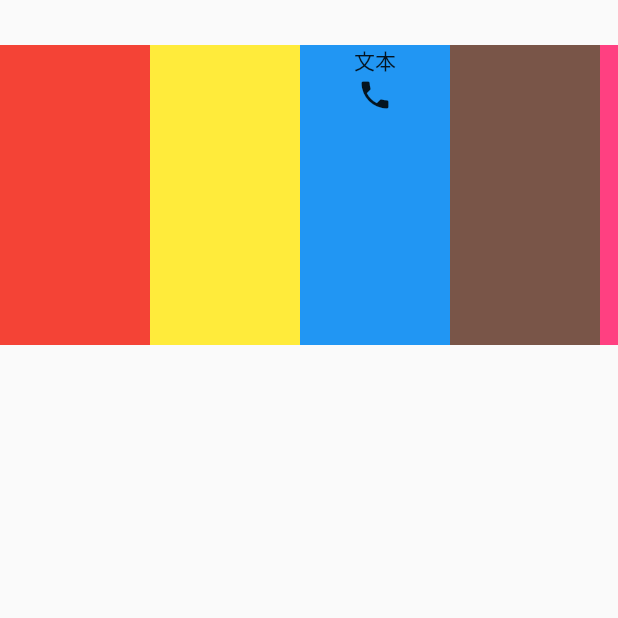
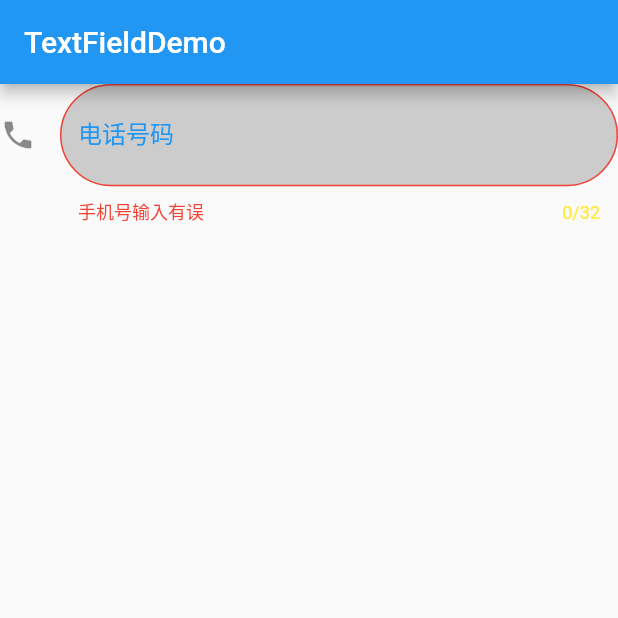
Before and after one commit to zhq573524642/FlutterDemo, a Flutter app: the screen it shows after launch, on a phone screen of 412 x 824 dp, the top half of it. Run offline on Flutter 3.47's test engine with Material 2 defaults, Android fonts, the phone set to English and light mode, and no system bars.

Commit message:
add:{day2:更换学习渠道}

```diff
--- a/lib/main.dart
+++ b/lib/main.dart
@@ -1,12 +1,9 @@
+import 'package:flutter/gestures.dart';
 import 'package:flutter/material.dart';
 
 void main() {
   runApp(const MyApp());
-
 }
-
-
-
 
 class MyApp extends StatelessWidget {
   const MyApp({super.key});
@@ -63,7 +60,11 @@ class MyApp extends StatelessWidget {
       //测试ListView
       // home: ListViewDemo(),
       //测试水平ListView
-      home: HorizontalListViewDemo(),
+      // home: HorizontalListViewDemo(),
+      //测试RichText
+      // home: RichTextDemo(),
+      //测试TextFiled
+      home: TextFieldDemo(),
     );
   }
 }
@@ -162,7 +163,9 @@ class IconButtonDemo extends StatelessWidget {
           ),
           tooltip: '按下',
           disabledColor: Colors.blue,
-          onPressed: () { print('===按下'); },
+          onPressed: () {
+            print('===按下');
+          },
         ),
       ),
     );
@@ -199,15 +202,18 @@ class ListViewDemo extends StatelessWidget {
         scrollDirection: Axis.vertical,
         children: <Widget>[
           ListTile(
-            leading: Icon(Icons.alarm, size: 50.0,),
-            title: Text('条目1',
-              style: TextStyle(
-                  color: Colors.green
-              ),),
-            subtitle: Text('条目描述1',
-              style: TextStyle(
-                  color: Colors.red
-              ),),
+            leading: Icon(
+              Icons.alarm,
+              size: 50.0,
+            ),
+            title: Text(
+              '条目1',
+              style: TextStyle(color: Colors.green),
+            ),
+            subtitle: Text(
+              '条目描述1',
+              style: TextStyle(color: Colors.red),
+            ),
             tileColor: Colors.yellow,
             selectedColor: Colors.blue,
             selected: true,
@@ -216,51 +222,63 @@ class ListViewDemo extends StatelessWidget {
             },
           ),
           ListTile(
-            leading: Icon(Icons.alarm, size: 50.0,),
-            title: Text('条目1',
-              style: TextStyle(
-                  color: Colors.green
-              ),),
-            subtitle: Text('条目描述1',
-              style: TextStyle(
-                  color: Colors.red
-              ),),
+            leading: Icon(
+              Icons.alarm,
+              size: 50.0,
+            ),
+            title: Text(
+              '条目1',
+              style: TextStyle(color: Colors.green),
+            ),
+            subtitle: Text(
+              '条目描述1',
+              style: TextStyle(color: Colors.red),
+            ),
             tileColor: Colors.yellow,
           ),
           ListTile(
-            leading: Icon(Icons.alarm, size: 50.0,),
-            title: Text('条目1',
-              style: TextStyle(
-                  color: Colors.green
-              ),),
-            subtitle: Text('条目描述1',
-              style: TextStyle(
-                  color: Colors.red
-              ),),
+            leading: Icon(
+              Icons.alarm,
+              size: 50.0,
+            ),
+            title: Text(
+              '条目1',
+              style: TextStyle(color: Colors.green),
+            ),
+            subtitle: Text(
+              '条目描述1',
+              style: TextStyle(color: Colors.red),
+            ),
             tileColor: Colors.yellow,
           ),
           ListTile(
-            leading: Icon(Icons.alarm, size: 50.0,),
-            title: Text('条目1',
-              style: TextStyle(
-                  color: Colors.green
-              ),),
-            subtitle: Text('条目描述1',
-              style: TextStyle(
-                  color: Colors.red
-              ),),
+            leading: Icon(
+              Icons.alarm,
+              size: 50.0,
+            ),
+            title: Text(
+              '条目1',
+              style: TextStyle(color: Colors.green),
+            ),
+            subtitle: Text(
+              '条目描述1',
+              style: TextStyle(color: Colors.red),
+            ),
             tileColor: Colors.yellow,
           ),
           ListTile(
-            leading: Icon(Icons.alarm, size: 50.0,),
-            title: Text('条目1',
-              style: TextStyle(
-                  color: Colors.green
-              ),),
-            subtitle: Text('条目描述1',
-              style: TextStyle(
-                  color: Colors.red
-              ),),
+            leading: Icon(
+              Icons.alarm,
+              size: 50.0,
+            ),
+            title: Text(
+              '条目1',
+              style: TextStyle(color: Colors.green),
+            ),
+            subtitle: Text(
+              '条目描述1',
+              style: TextStyle(color: Colors.red),
+            ),
             tileColor: Colors.yellow,
           ),
         ],
@@ -292,8 +310,10 @@ class HorizontalListViewDemo extends StatelessWidget {
               color: Colors.blue,
               child: Column(
                 children: <Widget>[
-                  Text('文本',
-                  textAlign: TextAlign.start,),
+                  Text(
+                    '文本',
+                    textAlign: TextAlign.start,
+                  ),
                   Icon(Icons.phone)
                 ],
               ),
@@ -311,5 +331,93 @@ class HorizontalListViewDemo extends StatelessWidget {
       ),
     );
   }
+}
 
+class RichTextDemo extends StatelessWidget {
+  @override
+  Widget build(BuildContext context) {
+    return Scaffold(
+        appBar: AppBar(
+          title: Text("RichTextDemo"),
+        ),
+        body: Container(
+          height: 200.0,
+          width: 200.0,
+          alignment: Alignment.center,
+          child: RichText(
+            textAlign: TextAlign.end,
+            text: TextSpan(
+                style: DefaultTextStyle.of(context).style,
+                children: <InlineSpan>[
+                  TextSpan(
+                      text: '你好啊',
+                      style: TextStyle(
+                          fontSize: 20.0,
+                          color: Colors.red,
+                          fontWeight: FontWeight.bold,
+                          fontStyle: FontStyle.italic,
+                          decoration: TextDecoration.none)),
+                  TextSpan(
+                      text: "我很好",
+                      style: TextStyle(
+                        fontStyle: FontStyle.normal,
+                        fontSize: 15.0,
+                      ),
+                      recognizer: TapGestureRecognizer()
+                        ..onTap = () {
+                          print('===点击了RichText');
+                        }),
+                ]),
+          ),
+        ));
+  }
 }
+
+class TextFieldDemo extends StatelessWidget {
+  @override
+  Widget build(BuildContext context) {
+    var _textCounter = '';
+    return Scaffold(
+      appBar: AppBar(
+        title: Text('TextFieldDemo'),
+      ),
+      body: TextField(
+        keyboardType: TextInputType.phone,
+        decoration: InputDecoration(
+          icon: Icon(Icons.phone),
+          prefix: Icon(Icons.person),
+          suffix: Icon(Icons.search),
+          hintText: '请输入电话号码',
+          hintStyle: TextStyle(
+            color: Color(0xffc8c8c8),
+            fontSize: 12.0,
+          ),
+          labelText: '电话号码',
+          labelStyle: TextStyle(
+            color: Colors.blue,
+          ),
+          helperText: '请输入11位数字',
+          helperStyle: TextStyle(color: Colors.yellow),
+          helperMaxLines: 1,
+          errorText: '手机号输入有误',
+          errorStyle: TextStyle(color: Colors.red),
+          errorMaxLines: 1,
+          errorBorder: OutlineInputBorder(
+              borderRadius: BorderRadius.all(Radius.circular(100.0)),
+              borderSide: BorderSide(color: Colors.red)),
+          counterText: '${_textCounter.length}/32',
+          filled: true,
+          fillColor: Color(0xffcccccc),
+          enabledBorder: OutlineInputBorder(
+            borderSide: BorderSide(color: Colors.red),
+            borderRadius: BorderRadius.all(Radius.circular(100.0)),
+          ),
+          focusedBorder: OutlineInputBorder(
+            borderSide: BorderSide(color: Colors.yellowAccent),
+            borderRadius: BorderRadius.all(Radius.circular(100.0)),
+          ),
+        ),
+      ),
+    );
+  }
+}
```
